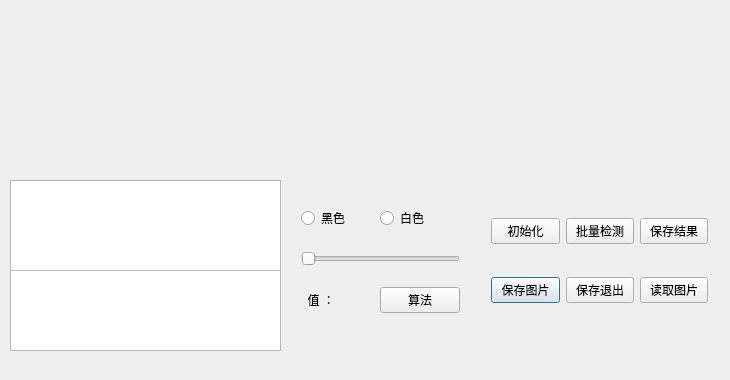
Before: the Qt Designer form LineCamera/Calgorithm.ui in gzj1997/LineCamera, drawn with Qt 5.
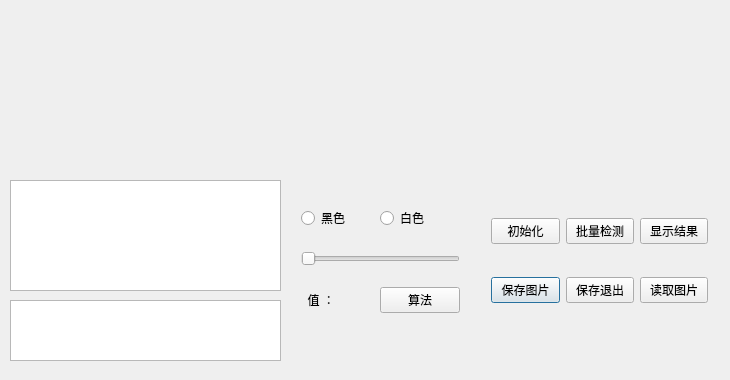
After: the same form once the commit is applied.

```diff
--- a/LineCamera/Calgorithm.ui
+++ b/LineCamera/Calgorithm.ui
@@ -32,7 +32,7 @@
      <x>10</x>
      <y>180</y>
      <width>271</width>
-     <height>91</height>
+     <height>111</height>
     </rect>
    </property>
   </widget>
@@ -70,7 +70,7 @@
     <item row="0" column="2">
      <widget class="QPushButton" name="pushButton_4">
       <property name="text">
-       <string>保存结果</string>
+       <string>显示结果</string>
       </property>
      </widget>
     </item>
@@ -137,13 +137,13 @@
     </item>
    </layout>
   </widget>
-  <widget class="QTableView" name="tableView">
+  <widget class="QTextEdit" name="textEdit">
    <property name="geometry">
     <rect>
      <x>10</x>
-     <y>270</y>
+     <y>300</y>
      <width>271</width>
-     <height>81</height>
+     <height>61</height>
     </rect>
    </property>
   </widget>
```
